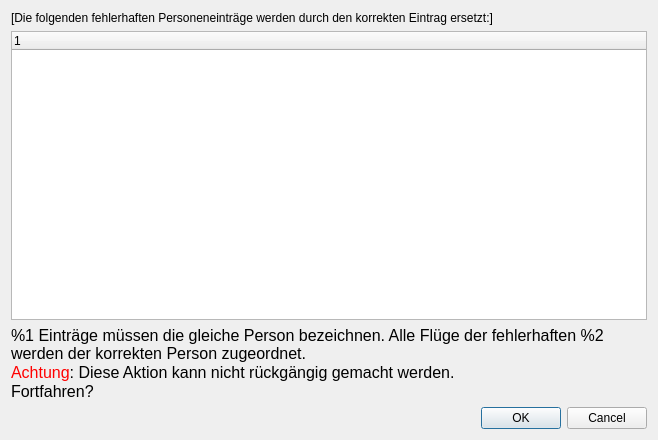
startkladde/startkladde, file src/gui/windows/ConfirmOverwritePersonDialog.ui: the form before one commit.
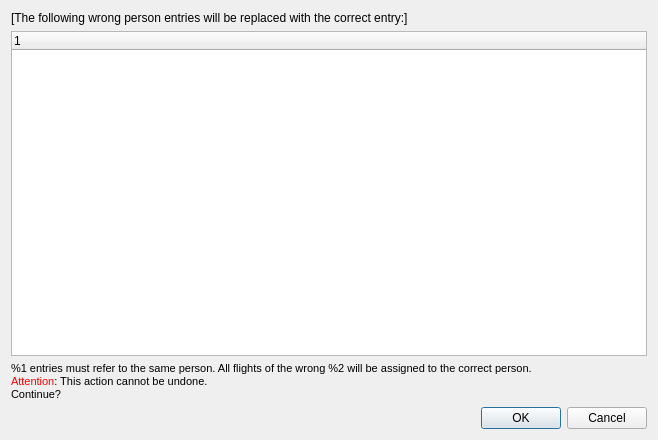
The form after the commit.

Commit message: Translate windows to english

Diff of the .ui file:
```diff
--- a/src/gui/windows/ConfirmOverwritePersonDialog.ui
+++ b/src/gui/windows/ConfirmOverwritePersonDialog.ui
@@ -17,7 +17,7 @@
    <item>
     <widget class="QLabel" name="introLabel">
      <property name="text">
-      <string>[Die folgenden fehlerhaften Personeneinträge werden durch den korrekten Eintrag ersetzt:]</string>
+      <string>[The following wrong person entries will be replaced with the correct entry:]</string>
      </property>
      <property name="wordWrap">
       <bool>true</bool>
@@ -33,10 +33,10 @@
       <string>&lt;!DOCTYPE HTML PUBLIC &quot;-//W3C//DTD HTML 4.0//EN&quot; &quot;http://www.w3.org/TR/REC-html40/strict.dtd&quot;&gt;
 &lt;html&gt;&lt;head&gt;&lt;meta name=&quot;qrichtext&quot; content=&quot;1&quot; /&gt;&lt;style type=&quot;text/css&quot;&gt;
 p, li { white-space: pre-wrap; }
-&lt;/style&gt;&lt;/head&gt;&lt;body style=&quot; font-family:'Sans'; font-size:12pt; font-weight:400; font-style:normal;&quot;&gt;
-&lt;p style=&quot; margin-top:0px; margin-bottom:0px; margin-left:0px; margin-right:0px; -qt-block-indent:0; text-indent:0px;&quot;&gt;%1 Einträge müssen die gleiche Person bezeichnen. Alle Flüge der fehlerhaften %2 werden der korrekten Person zugeordnet.&lt;/p&gt;
-&lt;p style=&quot; margin-top:0px; margin-bottom:0px; margin-left:0px; margin-right:0px; -qt-block-indent:0; text-indent:0px;&quot;&gt;&lt;span style=&quot; color:#ff0000;&quot;&gt;Achtung&lt;/span&gt;: Diese Aktion kann nicht rückgängig gemacht werden.&lt;/p&gt;
-&lt;p style=&quot; margin-top:0px; margin-bottom:0px; margin-left:0px; margin-right:0px; -qt-block-indent:0; text-indent:0px;&quot;&gt;Fortfahren?&lt;/p&gt;&lt;/body&gt;&lt;/html&gt;</string>
+&lt;/style&gt;&lt;/head&gt;&lt;body style=&quot; font-family:'MS Shell Dlg 2'; font-size:8.25pt; font-weight:400; font-style:normal;&quot;&gt;
+&lt;p style=&quot; margin-top:0px; margin-bottom:0px; margin-left:0px; margin-right:0px; -qt-block-indent:0; text-indent:0px;&quot;&gt;&lt;span style=&quot; font-family:'Sans';&quot;&gt;%1 entries must refer to the same person. All flights of the wrong %2 will be assigned to the correct person.&lt;/span&gt;&lt;/p&gt;
+&lt;p style=&quot; margin-top:0px; margin-bottom:0px; margin-left:0px; margin-right:0px; -qt-block-indent:0; text-indent:0px;&quot;&gt;&lt;span style=&quot; font-family:'Sans'; color:#ff0000;&quot;&gt;Attention&lt;/span&gt;&lt;span style=&quot; font-family:'Sans';&quot;&gt;: This action cannot be undone.&lt;/span&gt;&lt;/p&gt;
+&lt;p style=&quot; margin-top:0px; margin-bottom:0px; margin-left:0px; margin-right:0px; -qt-block-indent:0; text-indent:0px;&quot;&gt;&lt;span style=&quot; font-family:'Sans';&quot;&gt;Continue?&lt;/span&gt;&lt;/p&gt;&lt;/body&gt;&lt;/html&gt;</string>
      </property>
      <property name="wordWrap">
       <bool>true</bool>
```
Left out of the diff: 2 changed lines with no effect on the pictures. The commit also changes 1 other file.
